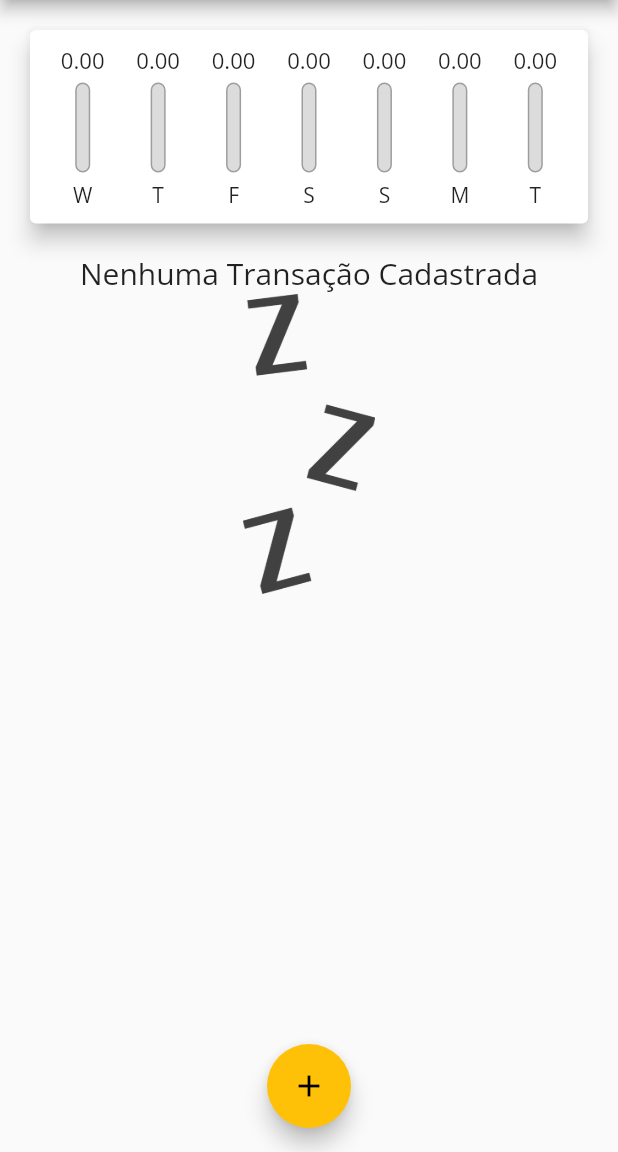
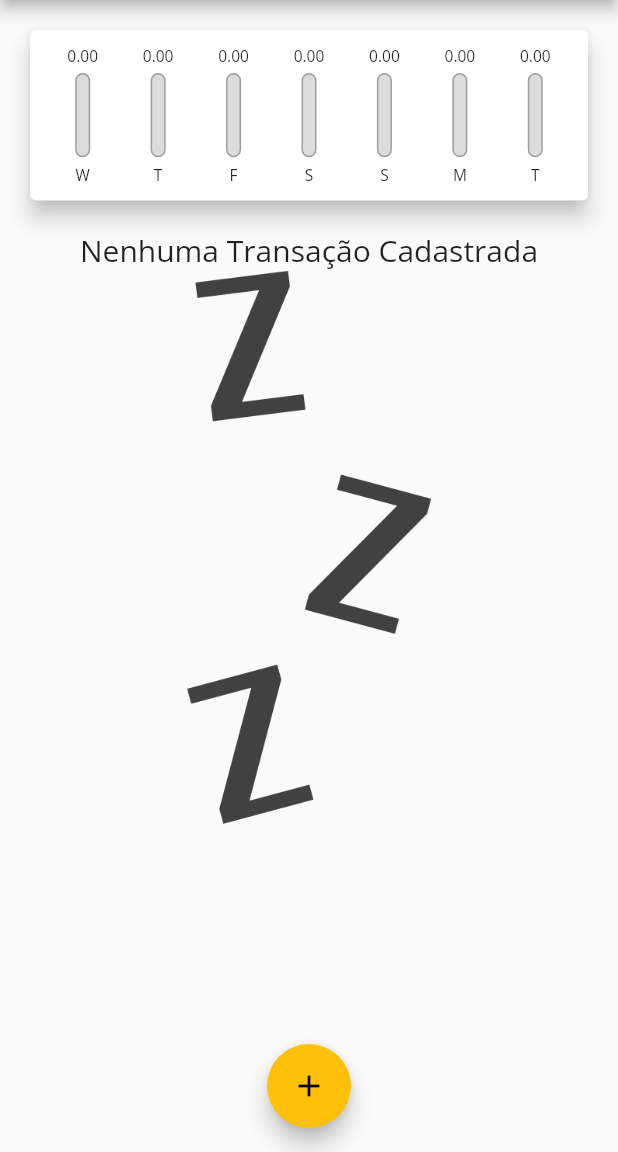
Before and after one commit to AlexanderChiudini/Despesas_Pessoais, a Flutter app: the screen it shows after launch, on a phone screen of 412 x 824 dp, the part 84-1236 px from its top. Run offline on Flutter 3.47's test engine with Material 2 defaults, Android fonts, the phone set to English and light mode, and no system bars.

Commit message:
algumas melhorias no layout da aplicação

```diff
--- a/lib/components/chart_bar.dart
+++ b/lib/components/chart_bar.dart
@@ -15,17 +15,18 @@ class ChartBar extends StatelessWidget {
 
   @override
   Widget build(BuildContext context) {
+    return LayoutBuilder(builder: (ctx, constraints) {
       return Column(
         children: [
           Container(
-          height: 20,
+            height: constraints.maxHeight * 0.15,
             child: FittedBox(
               child: Text(value.toStringAsFixed(2)),
             ),
           ),
-        SizedBox(height: 5),
+          SizedBox(height: constraints.maxHeight * 0.05),
           Container(
-          height: 60,
+            height: constraints.maxHeight * 0.6,
             width: 10,
             child: Stack(
               alignment: Alignment.bottomCenter,
@@ -52,9 +53,15 @@ class ChartBar extends StatelessWidget {
               ],
             ),
           ),
-        SizedBox(height: 5),
-        Text(label),
+          SizedBox(height: constraints.maxHeight * 0.05),
+          Container(
+            height: constraints.maxHeight * 0.15,
+            child: FittedBox(
+              child: Text(label),
+            ),
+          ),
         ],
       );
+    });
   }
 }
--- a/lib/components/transaction_list.dart
+++ b/lib/components/transaction_list.dart
@@ -13,24 +13,24 @@ class TransactionList extends StatelessWidget {
 
   @override
   Widget build(BuildContext context) {
-    return SizedBox(
-      height: 450, // ajustar para MediaQuery.of(context).size.height
-      child: transactions.isEmpty
-          ? Column(
+    return transactions.isEmpty
+        ? LayoutBuilder(builder: (ctx, contrainst) {
+            return Column(
               children: [
                 Text(
                   'Nenhuma Transação Cadastrada',
                   style: Theme.of(context).textTheme.headline6,
                 ),
                 SizedBox(
-                  height: 200,
+                  height: contrainst.maxHeight * 0.6,
                   child: Image.asset(
                     'assets/images/waiting.png',
                     fit: BoxFit.cover,
                   ),
                 ),
               ],
-            )
+            );
+          })
         : ListView.builder(
             itemCount: transactions.length,
             itemBuilder: (ctx, index) {
@@ -66,7 +66,6 @@ class TransactionList extends StatelessWidget {
                 ),
               );
             },
-            ),
           );
   }
 }
--- a/lib/home_page.dart
+++ b/lib/home_page.dart
@@ -17,6 +17,7 @@ class HomePage extends StatefulWidget {
 
 class _HomePageState extends State<HomePage> {
   final List<Transaction> _transactions = [];
+  bool _showChart = false;
 
   List<Transaction> get _recentTransactions {
     return _transactions.where((element) {
@@ -56,23 +57,50 @@ class _HomePageState extends State<HomePage> {
 
   @override
   Widget build(BuildContext context) {
-    return Scaffold(
-      appBar: AppBar(
+    bool isLandScape =
+        MediaQuery.of(context).orientation == Orientation.landscape;
+
+    final appBar = AppBar(
       title: Text('Despesas Pessoais'),
       actions: [
+        if (isLandScape)
+          IconButton(
+              icon: Icon(_showChart ? Icons.list : Icons.show_chart),
+              onPressed: () {
+                setState(
+                  () {
+                    _showChart = !_showChart;
+                  },
+                );
+              }),
         IconButton(
           icon: Icon(Icons.add),
           onPressed: () => _openTransactionFormModal(context),
         )
       ],
-      ),
+    );
+
+    final availableHeight = MediaQuery.of(context).size.height -
+        appBar.preferredSize.height -
+        MediaQuery.of(context).padding.top;
+
+    return Scaffold(
+      appBar: appBar,
       body: SingleChildScrollView(
         child: Column(
           crossAxisAlignment: CrossAxisAlignment.stretch,
           // ignore: prefer_const_literals_to_create_immutables
           children: [
-            Chart(_recentTransactions),
-            TransactionList(_transactions, _removeTransaction),
+            if (_showChart || !isLandScape)
+              SizedBox(
+                height: availableHeight * (isLandScape ? 0.7 : 0.2),
+                child: Chart(_recentTransactions),
+              ),
+            if (!_showChart || !isLandScape)
+              SizedBox(
+                height: availableHeight * 0.8,
+                child: TransactionList(_transactions, _removeTransaction),
+              ),
           ],
         ),
       ),
```
Lines whose indentation alone changed are shown as unchanged.
